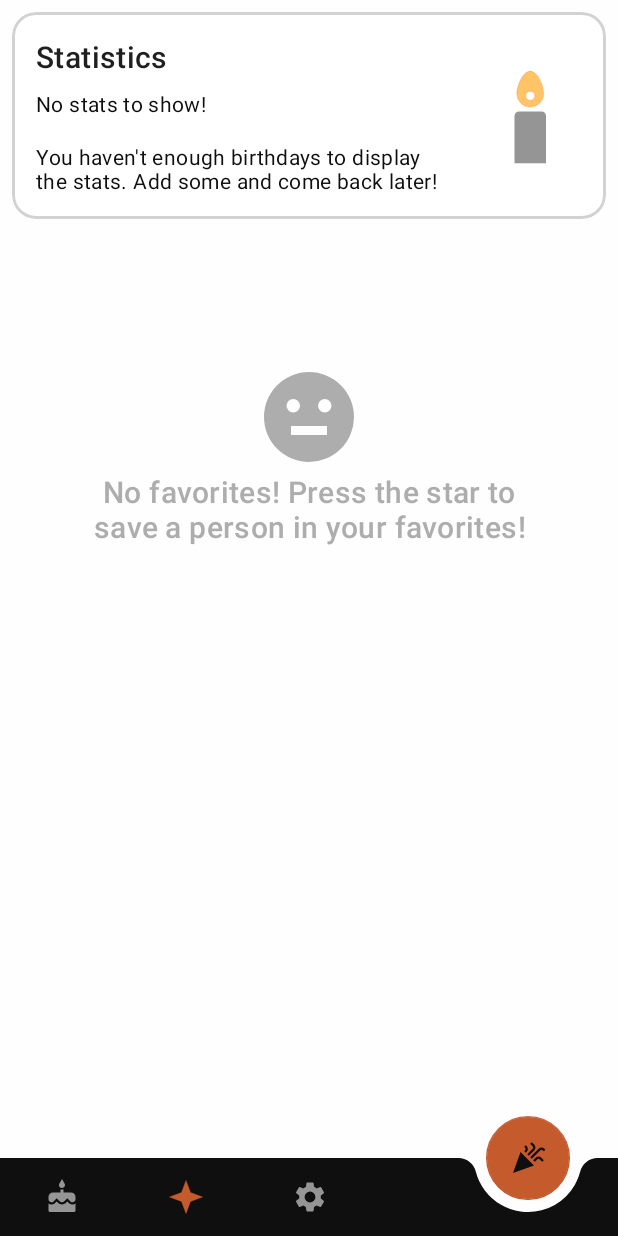
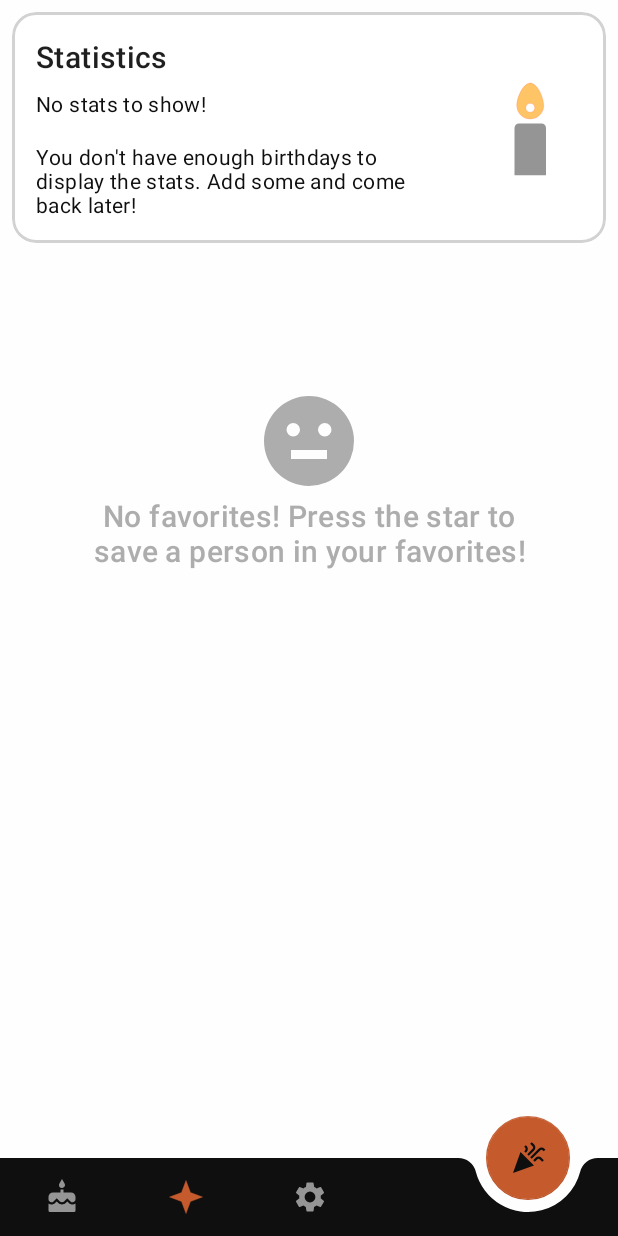
Before and after one commit to m-i-n-a-r/birday, an Android app: the FavoritesFragment screen opened through its navigation route, on a phone screen of 412 x 824 dp. Run offline under Robolectric (Android 15) with nearby library versions, the light colour scheme and no system bars; our stand-ins replace Room's generated code, Shimmer, navigation-ui; libraries missing offline, so code that uses them is left out: com.afollestad.materialdialogs; 6 statements that could not run were skipped.

Commit message:
Fix typo

```diff
--- a/app/src/main/res/values/strings.xml
+++ b/app/src/main/res/values/strings.xml
@@ -17,7 +17,7 @@
     <string name="stats">Statistics</string>
     <string name="no_stats">No stats to show!</string>
     <string name="stats_summary">Stats summary</string>
-    <string name="no_stats_description">You haven\'t enough birthdays to display the stats. Add some and come back later!</string>
+    <string name="no_stats_description">You don\'t have enough birthdays to display the stats. Add some and come back later!</string>
     <string name="stats_total">Birday is helping you to remember a total of</string>
     <string name="next_event">Next event</string>
     <string name="no_next_event">No birthdays to show!</string>
```
